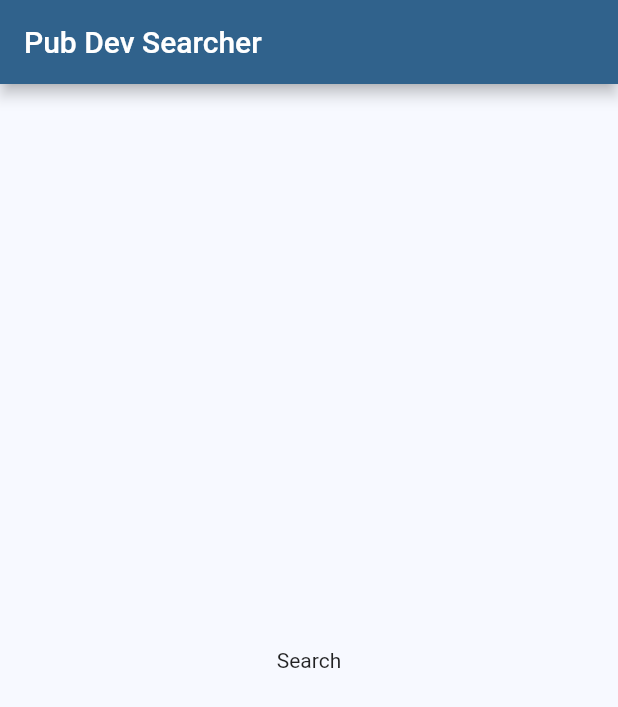
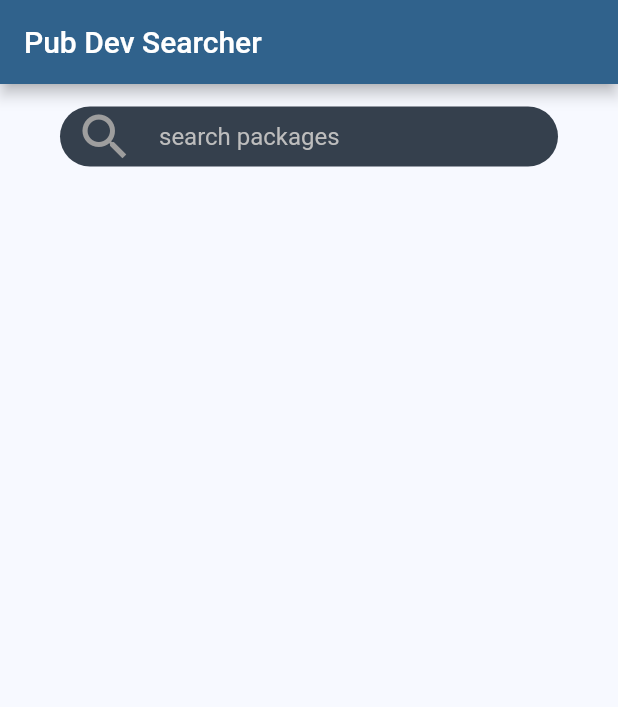
Before and after one commit to Umigishi-Aoi/pub_dev_searcher, a Flutter app: the screen it shows after launch, on a phone screen of 412 x 824 dp. Shown: the top 707 px of the screen. Run offline on Flutter 3.47's test engine with Material 2 defaults, Android fonts, the phone set to English and light mode, and no system bars; our stand-ins replace flutter_hooks, hooks_riverpod.

Commit message:
add SearchBar

```diff
--- /dev/null
+++ b/lib/src/constants.dart
@@ -0,0 +1,16 @@
+import 'dart:ui';
+
+//Layout related
+const double kSearchBarHeight = 70;
+const double kSearchBarLeftPadding = 10;
+const double kTextFieldHorizontalPadding = 40;
+const double kSearchBarBorderRadius = 50;
+const double kSearchBarIconSize = 40;
+const double kSearchBarIconRightPadding = 16;
+
+//Color related
+const Color kSeedColor = Color(0xFF1c2834);
+const Color kSearchBarBackgroundColor = Color(0xff35404d);
+const Color kSearchBarIconColor = Color(0xFF9E9E9E);
+const Color kSearchBarTextColor = Color(0xFFFFFFFF);
+const Color kSearchBarHintTextColor = Color(0xFFBDBDBD);
--- a/lib/src/pages/search_page.dart
+++ b/lib/src/pages/search_page.dart
@@ -1,16 +1,24 @@
 import 'package:flutter/material.dart';
+import 'package:flutter_hooks/flutter_hooks.dart';
+import 'package:hooks_riverpod/hooks_riverpod.dart';
 
 import '../widgets/custom_app_bar.dart';
+import '../widgets/search_bar.dart';
 
-class SearchPage extends StatelessWidget {
+class SearchPage extends HookConsumerWidget {
   const SearchPage({super.key});
 
   @override
-  Widget build(BuildContext context) {
-    return const Scaffold(
-      appBar: CustomAppBar(),
-      body: Center(
-        child: Text('Search'),
+  Widget build(BuildContext context, WidgetRef ref) {
+    final controller = useTextEditingController();
+    return Scaffold(
+      appBar: const CustomAppBar(),
+      body: Column(
+        children: [
+          SearchBar(
+            controller: controller,
+          ),
+        ],
       ),
     );
   }
--- a/lib/src/pub_dev_searcher.dart
+++ b/lib/src/pub_dev_searcher.dart
@@ -1,5 +1,6 @@
 import 'package:flutter/material.dart';
 
+import 'constants.dart';
 import 'pages/search_page.dart';
 
 class PubDevSearcher extends StatelessWidget {
@@ -11,7 +12,7 @@ class PubDevSearcher extends StatelessWidget {
       title: 'Pub.dev Searcher',
       debugShowCheckedModeBanner: false,
       theme: ThemeData(
-        colorSchemeSeed: const Color(0xFF1c2834),
+        colorSchemeSeed: kSeedColor,
       ),
       home: const SearchPage(),
     );
--- /dev/null
+++ b/lib/src/widgets/search_bar.dart
@@ -0,0 +1,63 @@
+import 'package:flutter/material.dart';
+
+import '../constants.dart';
+
+class SearchBar extends StatelessWidget {
+  const SearchBar({super.key, required this.controller});
+
+  final TextEditingController controller;
+
+  @override
+  Widget build(BuildContext context) {
+    return SizedBox(
+      height: kSearchBarHeight,
+      child: Center(
+        child: Container(
+          margin: const EdgeInsets.symmetric(
+            horizontal: kTextFieldHorizontalPadding,
+          ),
+          decoration: BoxDecoration(
+            color: kSearchBarBackgroundColor,
+            borderRadius: BorderRadius.circular(kSearchBarBorderRadius),
+          ),
+          child: Padding(
+            padding: const EdgeInsets.only(left: kSearchBarLeftPadding),
+            child: Row(
+              children: [
+                const Padding(
+                  padding: EdgeInsets.only(right: kSearchBarIconRightPadding),
+                  child: Icon(
+                    Icons.search,
+                    size: kSearchBarIconSize,
+                    color: kSearchBarIconColor,
+                  ),
+                ),
+                Expanded(
+                  child: TextField(
+                    controller: controller,
+                    style: const TextStyle(
+                      color: kSearchBarTextColor,
+                    ),
+                    decoration: const InputDecoration(
+                      border: InputBorder.none,
+                      contentPadding: EdgeInsets.zero,
+                      isDense: true,
+                      hintText: 'search packages',
+                      hintStyle: TextStyle(
+                        color: kSearchBarHintTextColor,
+                      ),
+                    ),
+                    cursorColor: kSearchBarTextColor,
+                    onEditingComplete: () {
+                      FocusManager.instance.primaryFocus?.unfocus();
+                    },
+                  ),
+                ),
+              ],
+            ),
+          ),
+        ),
+      ),
+    );
+  }
+}
--- a/pubspec.yaml
+++ b/pubspec.yaml
@@ -12,6 +12,8 @@ dependencies:
   cupertino_icons: ^1.0.2
   flutter:
     sdk: flutter
+  flutter_hooks: ^0.18.5+1
+  hooks_riverpod: ^2.1.3
 
 dev_dependencies:
   flutter_lints: ^2.0.0
```
Also changed, not shown: pubspec.lock.
